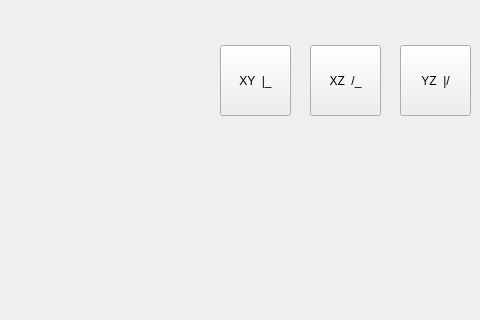
Qt form project/ui/room_design.ui (JonBrem/itt_ss16_project) before a commit; both pictures show x 820 to 1300 and y 285 to 605 of the 1300 by 836 pixel window.
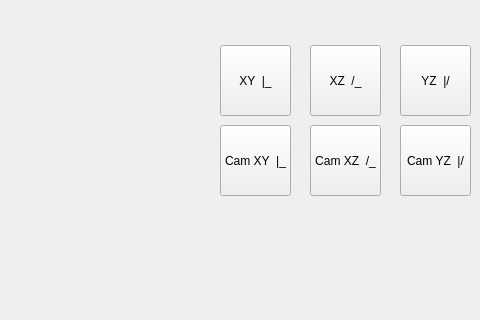
The same form after that commit.

Commit message: camera now can be targeted to the three planes

```diff
--- a/project/ui/room_design.ui
+++ b/project/ui/room_design.ui
@@ -92,6 +92,45 @@
      <string>YZ  |/</string>
     </property>
    </widget>
+   <widget class="QPushButton" name="x_y_plane_cam_btn">
+    <property name="geometry">
+     <rect>
+      <x>1040</x>
+      <y>410</y>
+      <width>71</width>
+      <height>71</height>
+     </rect>
+    </property>
+    <property name="text">
+     <string>Cam XY  |_</string>
+    </property>
+   </widget>
+   <widget class="QPushButton" name="y_z_plane_cam_btn">
+    <property name="geometry">
+     <rect>
+      <x>1220</x>
+      <y>410</y>
+      <width>71</width>
+      <height>71</height>
+     </rect>
+    </property>
+    <property name="text">
+     <string>Cam YZ  |/</string>
+    </property>
+   </widget>
+   <widget class="QPushButton" name="x_z_plane_cam_btn">
+    <property name="geometry">
+     <rect>
+      <x>1130</x>
+      <y>410</y>
+      <width>71</width>
+      <height>71</height>
+     </rect>
+    </property>
+    <property name="text">
+     <string>Cam XZ  /_</string>
+    </property>
+   </widget>
   </widget>
  </widget>
  <layoutdefault spacing="6" margin="11"/>
```
The commit also changes 3 other files.
